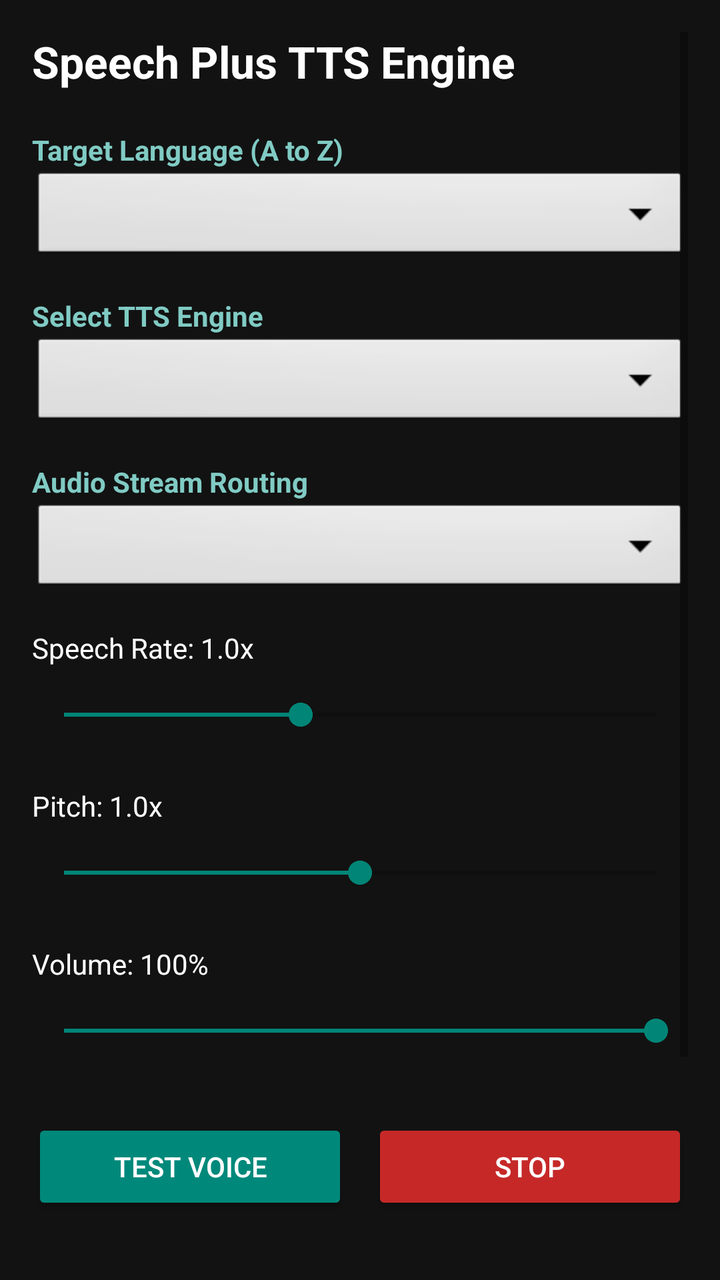
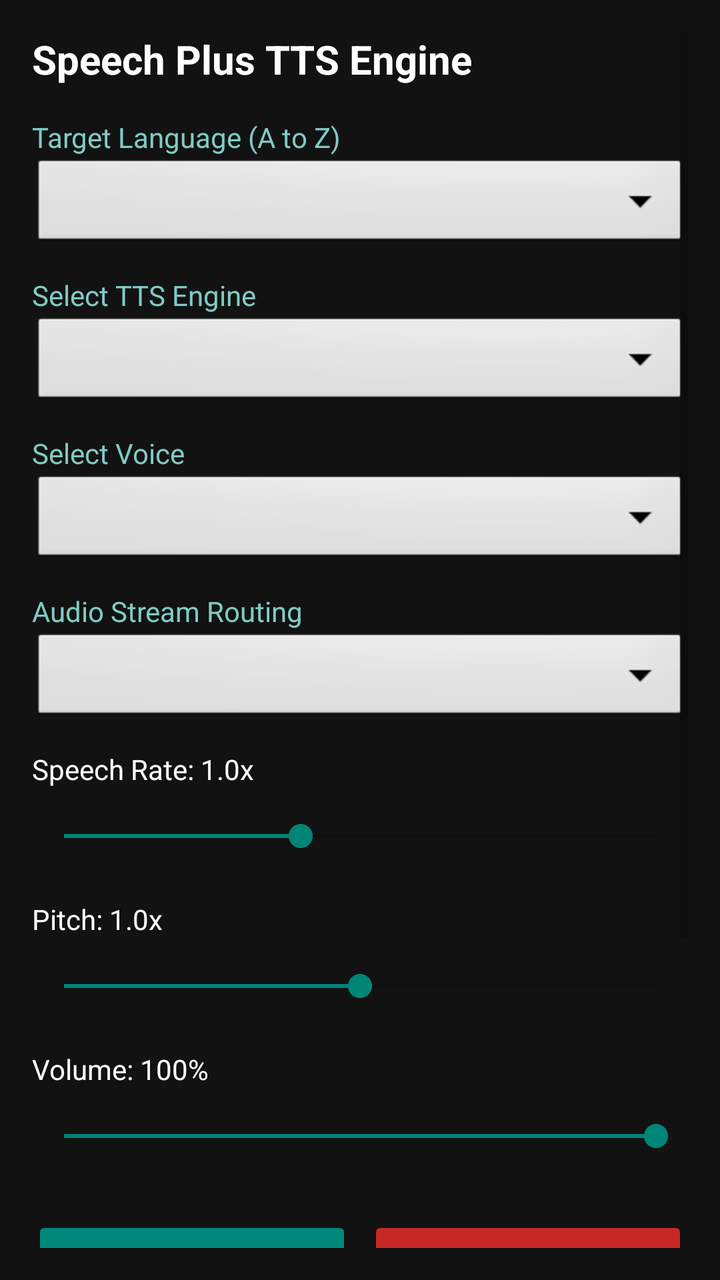

An Android layout rendered at two revisions. The XML below is the earlier revision; the diff shows what the commit changed to produce the second picture.
<!-- AndroidManifest.xml: application theme Theme.AppCompat.DayNight.NoActionBar -->
<!-- res/layout/activity_main.xml -->
<?xml version="1.0" encoding="utf-8"?>
<ScrollView xmlns:android="http://schemas.android.com/apk/res/android"
    android:layout_width="match_parent"
    android:layout_height="match_parent"
    android:background="#121212"
    android:padding="16dp">

    <LinearLayout
        android:layout_width="match_parent"
        android:layout_height="wrap_content"
        android:orientation="vertical">

        <TextView
            android:layout_width="wrap_content"
            android:layout_height="wrap_content"
            android:text="Speech Plus TTS Engine"
            android:textColor="#FFFFFF"
            android:textSize="22sp"
            android:textStyle="bold"
            android:layout_marginBottom="20dp" />

        <TextView
            android:layout_width="wrap_content"
            android:layout_height="wrap_content"
            android:text="Target Language (A to Z)"
            android:textColor="#80CBC4"
            android:textSize="14sp"
            android:textStyle="bold" />

        <Spinner
            android:id="@+id/spinnerLanguages"
            android:layout_width="match_parent"
            android:layout_height="48dp"
            android:background="@android:drawable/btn_dropdown"
            android:layout_marginBottom="16dp" />

        <TextView
            android:layout_width="wrap_content"
            android:layout_height="wrap_content"
            android:text="Select TTS Engine"
            android:textColor="#80CBC4"
            android:textSize="14sp"
            android:textStyle="bold" />

        <Spinner
            android:id="@+id/spinnerEngines"
            android:layout_width="match_parent"
            android:layout_height="48dp"
            android:background="@android:drawable/btn_dropdown"
            android:layout_marginBottom="16dp" />

        <TextView
            android:layout_width="wrap_content"
            android:layout_height="wrap_content"
            android:text="Audio Stream Routing"
            android:textColor="#80CBC4"
            android:textSize="14sp"
            android:textStyle="bold" />

        <Spinner
            android:id="@+id/spinnerAudioRouting"
            android:layout_width="match_parent"
            android:layout_height="48dp"
            android:background="@android:drawable/btn_dropdown"
            android:layout_marginBottom="16dp" />

        <TextView
            android:id="@+id/lblRate"
            android:layout_width="wrap_content"
            android:layout_height="wrap_content"
            android:text="Speech Rate: 1.0x"
            android:textColor="#FFFFFF"
            android:textSize="14sp" />

        <SeekBar
            android:id="@+id/seekRate"
            android:layout_width="match_parent"
            android:layout_height="48dp"
            android:max="25"
            android:progress="10"
            android:contentDescription="Speech Rate Slider"
            android:layout_marginBottom="12dp" />

        <TextView
            android:id="@+id/lblPitch"
            android:layout_width="wrap_content"
            android:layout_height="wrap_content"
            android:text="Pitch: 1.0x"
            android:textColor="#FFFFFF"
            android:textSize="14sp" />

        <SeekBar
            android:id="@+id/seekPitch"
            android:layout_width="match_parent"
            android:layout_height="48dp"
            android:max="20"
            android:progress="10"
            android:contentDescription="Pitch Slider"
            android:layout_marginBottom="12dp" />

        <TextView
            android:id="@+id/lblVolume"
            android:layout_width="wrap_content"
            android:layout_height="wrap_content"
            android:text="Volume: 100%"
            android:textColor="#FFFFFF"
            android:textSize="14sp" />

        <SeekBar
            android:id="@+id/seekVolume"
            android:layout_width="match_parent"
            android:layout_height="48dp"
            android:max="100"
            android:progress="100"
            android:contentDescription="Volume Slider"
            android:layout_marginBottom="20dp" />

        <LinearLayout
            android:layout_width="match_parent"
            android:layout_height="wrap_content"
            android:orientation="horizontal"
            android:weightSum="2"
            android:layout_marginBottom="12dp">

            <Button
                android:id="@+id/btnTestVoice"
                android:layout_width="0dp"
                android:layout_height="48dp"
                android:layout_weight="1"
                android:text="TEST VOICE"
                android:backgroundTint="#00897B"
                android:textColor="#FFFFFF"
                android:layout_marginEnd="6dp" />

            <Button
                android:id="@+id/btnStopSpeaking"
                android:layout_width="0dp"
                android:layout_height="48dp"
                android:layout_weight="1"
                android:text="STOP"
                android:backgroundTint="#C62828"
                android:textColor="#FFFFFF"
                android:layout_marginStart="6dp" />
        </LinearLayout>

        <Button
            android:id="@+id/btnSaveSettings"
            android:layout_width="match_parent"
            android:layout_height="48dp"
            android:text="SAVE SETTINGS"
            android:backgroundTint="#2E7D32"
            android:textColor="#FFFFFF"
            android:textStyle="bold"
            android:layout_marginBottom="12dp" />

        <Button
            android:id="@+id/btnAbout"
            android:layout_width="match_parent"
            android:layout_height="48dp"
            android:text="ABOUT SPEECH PLUS"
            android:backgroundTint="#37474F"
            android:textColor="#FFFFFF"
            android:layout_marginBottom="32dp" />

    </LinearLayout>
</ScrollView>
<!-- resources referenced by this layout -->
<resources>

</resources>

<!-- the commit's change to res/layout/activity_main.xml (unified diff, before → after) -->
@@ -15,62 +15,77 @@
             android:layout_height="wrap_content"
             android:text="Speech Plus TTS Engine"
             android:textColor="#FFFFFF"
-            android:textSize="22sp"
+            android:textSize="20sp"
             android:textStyle="bold"
-            android:layout_marginBottom="20dp" />
+            android:layout_marginBottom="16dp" />
 
+        
         <TextView
             android:layout_width="wrap_content"
             android:layout_height="wrap_content"
             android:text="Target Language (A to Z)"
             android:textColor="#80CBC4"
-            android:textSize="14sp"
-            android:textStyle="bold" />
+            android:textSize="14sp" />
 
         <Spinner
             android:id="@+id/spinnerLanguages"
             android:layout_width="match_parent"
             android:layout_height="48dp"
             android:background="@android:drawable/btn_dropdown"
-            android:layout_marginBottom="16dp" />
+            android:layout_marginBottom="12dp" />
 
+        
         <TextView
             android:layout_width="wrap_content"
             android:layout_height="wrap_content"
             android:text="Select TTS Engine"
             android:textColor="#80CBC4"
-            android:textSize="14sp"
-            android:textStyle="bold" />
+            android:textSize="14sp" />
 
         <Spinner
             android:id="@+id/spinnerEngines"
             android:layout_width="match_parent"
             android:layout_height="48dp"
             android:background="@android:drawable/btn_dropdown"
-            android:layout_marginBottom="16dp" />
+            android:layout_marginBottom="12dp" />
 
+        
+        <TextView
+            android:layout_width="wrap_content"
+            android:layout_height="wrap_content"
+            android:text="Select Voice"
+            android:textColor="#80CBC4"
+            android:textSize="14sp" />
+
+        <Spinner
+            android:id="@+id/spinnerVoices"
+            android:layout_width="match_parent"
+            android:layout_height="48dp"
+            android:background="@android:drawable/btn_dropdown"
+            android:layout_marginBottom="12dp" />
+
+        
         <TextView
             android:layout_width="wrap_content"
             android:layout_height="wrap_content"
             android:text="Audio Stream Routing"
             android:textColor="#80CBC4"
-            android:textSize="14sp"
-            android:textStyle="bold" />
+            android:textSize="14sp" />
 
         <Spinner
             android:id="@+id/spinnerAudioRouting"
             android:layout_width="match_parent"
             android:layout_height="48dp"
             android:background="@android:drawable/btn_dropdown"
-            android:layout_marginBottom="16dp" />
+            android:layout_marginBottom="12dp" />
 
+        
         <TextView
             android:id="@+id/lblRate"
             android:layout_width="wrap_content"
             android:layout_height="wrap_content"
             android:text="Speech Rate: 1.0x"
-            android:textColor="#FFFFFF"
-            android:textSize="14sp" />
+            android:textColor="#FFFFFF" />
 
         <SeekBar
             android:id="@+id/seekRate"
@@ -78,16 +93,16 @@
             android:layout_height="48dp"
             android:max="25"
             android:progress="10"
-            android:contentDescription="Speech Rate Slider"
-            android:layout_marginBottom="12dp" />
+            android:contentDescription="Speech Rate"
+            android:layout_marginBottom="8dp" />
 
+        
         <TextView
             android:id="@+id/lblPitch"
             android:layout_width="wrap_content"
             android:layout_height="wrap_content"
             android:text="Pitch: 1.0x"
-            android:textColor="#FFFFFF"
-            android:textSize="14sp" />
+            android:textColor="#FFFFFF" />
 
         <SeekBar
             android:id="@+id/seekPitch"
@@ -95,16 +110,16 @@
             android:layout_height="48dp"
             android:max="20"
             android:progress="10"
-            android:contentDescription="Pitch Slider"
-            android:layout_marginBottom="12dp" />
+            android:contentDescription="Pitch"
+            android:layout_marginBottom="8dp" />
 
+        
         <TextView
             android:id="@+id/lblVolume"
             android:layout_width="wrap_content"
             android:layout_height="wrap_content"
             android:text="Volume: 100%"
-            android:textColor="#FFFFFF"
-            android:textSize="14sp" />
+            android:textColor="#FFFFFF" />
 
         <SeekBar
             android:id="@+id/seekVolume"
@@ -112,9 +127,10 @@
             android:layout_height="48dp"
             android:max="100"
             android:progress="100"
-            android:contentDescription="Volume Slider"
-            android:layout_marginBottom="20dp" />
+            android:contentDescription="Volume"
+            android:layout_marginBottom="16dp" />
 
+        
         <LinearLayout
             android:layout_width="match_parent"
             android:layout_height="wrap_content"
@@ -130,7 +146,7 @@
                 android:text="TEST VOICE"
                 android:backgroundTint="#00897B"
                 android:textColor="#FFFFFF"
-                android:layout_marginEnd="6dp" />
+                android:layout_marginEnd="4dp" />
 
             <Button
                 android:id="@+id/btnStopSpeaking"
@@ -140,9 +156,10 @@
                 android:text="STOP"
                 android:backgroundTint="#C62828"
                 android:textColor="#FFFFFF"
-                android:layout_marginStart="6dp" />
+                android:layout_marginStart="4dp" />
         </LinearLayout>
 
+        
         <Button
             android:id="@+id/btnSaveSettings"
             android:layout_width="match_parent"
@@ -150,9 +167,19 @@
             android:text="SAVE SETTINGS"
             android:backgroundTint="#2E7D32"
             android:textColor="#FFFFFF"
-            android:textStyle="bold"
             android:layout_marginBottom="12dp" />
 
+        
+        <Button
+            android:id="@+id/btnCheckUpdate"
+            android:layout_width="match_parent"
+            android:layout_height="48dp"
+            android:text="CHECK FOR UPDATES"
+            android:backgroundTint="#1565C0"
+            android:textColor="#FFFFFF"
+            android:layout_marginBottom="12dp" />
+
+        
         <Button
             android:id="@+id/btnAbout"
             android:layout_width="match_parent"
@@ -160,7 +187,7 @@
             android:text="ABOUT SPEECH PLUS"
             android:backgroundTint="#37474F"
             android:textColor="#FFFFFF"
-            android:layout_marginBottom="32dp" />
+            android:layout_marginBottom="24dp" />
 
     </LinearLayout>
 </ScrollView>
